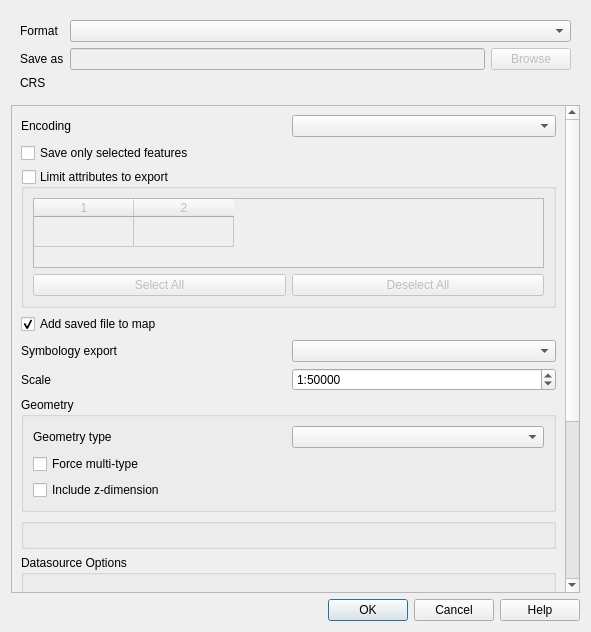
Qt form src/ui/qgsvectorlayersaveasdialogbase.ui (carsmie/QGIS) before a commit.
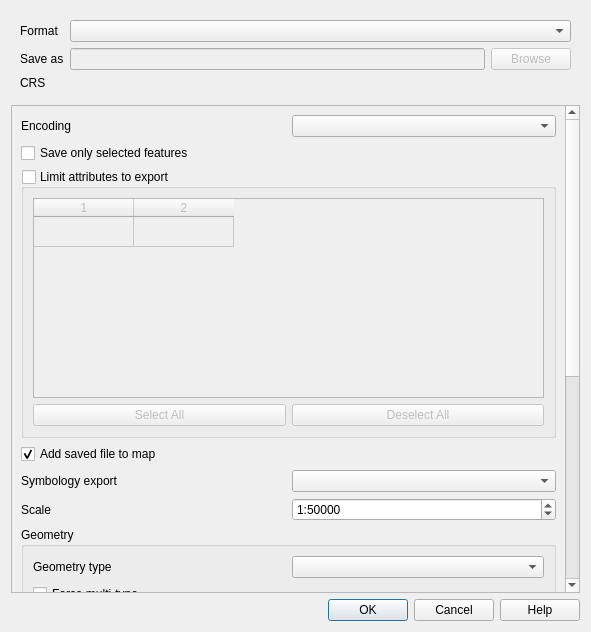
The same form after that commit. Custom widgets are drawn as their Qt base class.

Commit message: Make attribute selection table in vector save as dialog taller

```diff
--- a/src/ui/qgsvectorlayersaveasdialogbase.ui
+++ b/src/ui/qgsvectorlayersaveasdialogbase.ui
@@ -89,9 +89,9 @@
       <property name="geometry">
        <rect>
         <x>0</x>
-        <y>0</y>
-        <width>553</width>
-        <height>548</height>
+        <y>-427</y>
+        <width>555</width>
+        <height>899</height>
        </rect>
       </property>
       <layout class="QVBoxLayout" name="verticalLayout">
@@ -136,6 +136,12 @@
          <layout class="QVBoxLayout" name="verticalLayout_4">
           <item>
            <widget class="QTableWidget" name="mAttributeTable">
+            <property name="minimumSize">
+             <size>
+              <width>0</width>
+              <height>200</height>
+             </size>
+            </property>
             <property name="rowCount">
              <number>1</number>
             </property>
```
Left out of the diff: 10 changed lines with no effect on the pictures.
